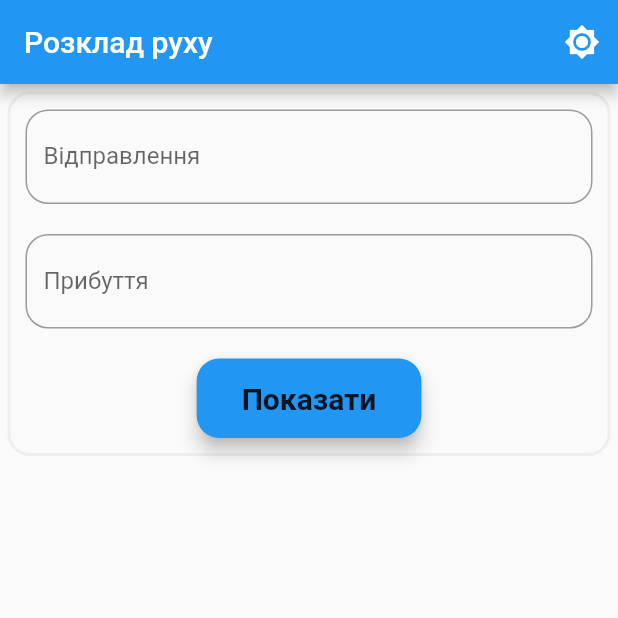
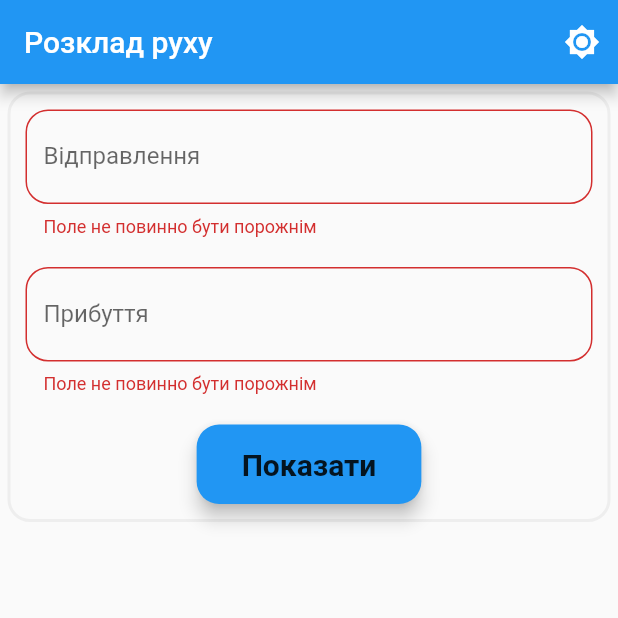
Before and after one commit to Vampir4i/train_schedule, a Flutter app: the screen it shows after launch, after a tap on "Показати", on a phone screen of 412 x 824 dp, the top half of it. Run offline on Flutter 3.47's test engine with Material 2 defaults, Android fonts, the phone set to English and light mode, and no system bars; our stand-ins replace shared_preferences.

Commit message:
Add schedule box and refactor

```diff
--- a/lib/components/EnterButton.dart
+++ b/lib/components/EnterButton.dart
@@ -19,8 +19,7 @@ class EnterButton extends StatelessWidget {
         vertical: 15,
       ),
       onPressed: () {
-        model.getSchedules();
-        // if (Form.of(context).validate()) model.getSchedules();
+        if (Form.of(context).validate()) model.getSchedules();
       },
       child: Text(
         'Показати',
--- a/lib/components/InputField.dart
+++ b/lib/components/InputField.dart
@@ -1,12 +1,19 @@
 import 'package:flutter/material.dart';
+import 'package:train_schedule/models/StationModel.dart';
 
 class InputField extends StatelessWidget {
   TextEditingController _controller;
   final String _textField;
   final Function _setTextField;
   final String _hintField;
+  final StationModel _stationModel;
 
-  InputField(this._hintField, this._textField, this._setTextField) {
+  InputField(
+    this._hintField,
+    this._textField,
+    this._stationModel,
+    this._setTextField,
+  ) {
     _controller = TextEditingController();
     _controller.value = TextEditingValue(
       text: _textField,
@@ -40,6 +47,8 @@ class InputField extends StatelessWidget {
       validator: (value) {
         if (value.isEmpty)
           return 'Поле не повинно бути порожнім';
+        else if (_stationModel == null)
+          return 'Інформація вказана не вірно';
         else
           return null;
       },
--- a/lib/components/PossibleStation.dart
+++ b/lib/components/PossibleStation.dart
@@ -17,7 +17,6 @@ class PossibleStation extends StatelessWidget {
             margin: EdgeInsets.symmetric(
               vertical: 5,
             ),
-            // padding: EdgeInsets.all(10),
             decoration: BoxDecoration(
               // color: Colors.grey[100],
               border: Border.all(
--- a/lib/components/RequestForm.dart
+++ b/lib/components/RequestForm.dart
@@ -31,6 +31,7 @@ class RequestForm extends StatelessWidget {
             InputField(
               'Відправлення',
               model.fieldSource,
+              model.sourceStation,
               model.setFieldSource,
             ),
             PossibleStation(
@@ -40,6 +41,7 @@ class RequestForm extends StatelessWidget {
             InputField(
               'Прибуття',
               model.fieldDestination,
+              model.destinationStation,
               model.setFieldDestination,
             ),
             PossibleStation(
--- /dev/null
+++ b/lib/components/ScheduleBlock.dart
@@ -0,0 +1,80 @@
+import 'package:flutter/material.dart';
+import 'package:flutter/rendering.dart';
+import 'package:provider/provider.dart';
+import 'package:train_schedule/providers/FormModel.dart';
+
+class ScheduleBlock extends StatelessWidget {
+  @override
+  Widget build(BuildContext context) {
+    FormModel model = Provider.of<FormModel>(context);
+    return Container(
+      height: (model.schedule.length < 6
+          ? model.schedule.length * 72
+          : 6 * 72).toDouble(),
+      margin: EdgeInsets.all(5),
+      decoration: BoxDecoration(
+        // color: Colors.grey[100],
+        border: Border.all(
+          color: Colors.grey[200],
+          width: 2,
+        ),
+        borderRadius: BorderRadius.circular(15),
+      ),
+      child: ListView.separated(
+        itemCount: model.schedule.length,
+        separatorBuilder: (context, index) => Divider(),
+        itemBuilder: (context, index) {
+          return ListTile(
+            title: Column(
+              children: [
+                PointSchedule(
+                  model.schedule[index].source,
+                  model.schedule[index].sourceArrival,
+                ),
+                Padding(
+                  padding: EdgeInsets.all(5),
+                ),
+                PointSchedule(
+                  model.schedule[index].destination,
+                  model.schedule[index].destinationArrival,
+                ),
+              ],
+            ),
+          );
+        },
+      ),
+    );
+  }
+}
+
+class PointSchedule extends StatelessWidget {
+  final String _station;
+  final String _arrival;
+
+  PointSchedule(this._station, this._arrival);
+
+  @override
+  Widget build(BuildContext context) {
+    return Container(
+      width: double.infinity,
+      padding: EdgeInsets.symmetric(horizontal: 80),
+      child: Row(
+        mainAxisAlignment: MainAxisAlignment.spaceBetween,
+        children: [
+          Text(
+            '$_station',
+            style: TextStyle(
+              fontSize: 18,
+            ),
+          ),
+          Text(
+            '$_arrival',
+            style: TextStyle(
+              fontSize: 18,
+            ),
+          ),
+        ],
+      ),
+    );
+  }
+}
--- a/lib/main.dart
+++ b/lib/main.dart
@@ -1,11 +1,29 @@
 import 'package:flutter/material.dart';
-import 'package:flutter/rendering.dart';
 import 'package:provider/provider.dart';
 import 'package:train_schedule/components/RequestForm.dart';
-import 'package:train_schedule/components/TrainsList.dart';
+import 'package:train_schedule/components/ScheduleBlock.dart';
 import 'package:train_schedule/providers/FormModel.dart';
 import 'package:train_schedule/providers/ThemeModel.dart';
 import 'package:train_schedule/providers/TrainsModel.dart';
+
+/*
+TODO
+Повысить отказоустойчивость:
+  Отловить исключения
+  Проработать случай, если пришло пустое расписание
+Добавить выдор даты:
+  toggleButton и datePicker
+Добавить кнопку обмена
+Добавить экран избранных направлений:
+   Добавить кнопку добавления в избранное
+ Заменить цвета в темной и светлой темах
+ Добавить плавные анимации появления блоков с информацией
+ Тщательнее проработать появление блоков с возможными станциями
+ Автоматически устанавливать фокус на поле для ввода
+ Указывать область возможной станции
+ На будущее:
+  Добавить расписание для поездов
+ */
 
 void main() {
   runApp(
@@ -61,30 +79,7 @@ class MyHomePage extends StatelessWidget {
       body: Column(
         children: [
           RequestForm(),
-          Container(
-            height:
-                Provider.of<FormModel>(context).schedule.length * 58.toDouble(),
-            margin: EdgeInsets.all(5),
-            padding: EdgeInsets.all(10),
-            decoration: BoxDecoration(
-              // color: Colors.grey[100],
-              border: Border.all(
-                color: Colors.grey[200],
-                width: 2,
-              ),
-              borderRadius: BorderRadius.circular(15),
-            ),
-            child: ListView.builder(
-              itemCount: Provider.of<FormModel>(context).schedule.length,
-              itemBuilder: (context, index) {
-                return ListTile(
-                  title: Text(
-                    Provider.of<FormModel>(context).schedule[index].route,
-                  ),
-                );
-              },
-            ),
-          ),
+          ScheduleBlock(),
         ],
       ),
     );
--- a/lib/models/ScheduleModel.dart
+++ b/lib/models/ScheduleModel.dart
@@ -1,19 +1,25 @@
 class ScheduleModel {
-  final String _route;
-
-  String get route => _route;
+  final String _source;
+  final String _destination;
   final String _sourceArrival;
   final String _destinationArrival;
   final String _travelTime;
 
   ScheduleModel(
-    this._route,
+    this._source,
+    this._destination,
     this._sourceArrival,
     this._destinationArrival,
     this._travelTime,
   );
 
-// factory ScheduleModel(Map<String, String> json) {
-//   return ScheduleModel(json, sourceArrival, destinationArrival, travelTime);
-// }
+  String get source => _source;
+
+  String get destination => _destination;
+
+  String get sourceArrival => _sourceArrival;
+
+  String get destinationArrival => _destinationArrival;
+
+  String get travelTime => _travelTime;
 }
--- a/lib/providers/FormModel.dart
+++ b/lib/providers/FormModel.dart
@@ -78,9 +78,9 @@ class FormModel with ChangeNotifier {
 
   getSchedules() async {
     String response =
-        await StationAPI.getSchedule('3489', '3740');
-        // await StationAPI.getSchedule(sourceStation.id, destinationStation.id);
-    _schedule = StationAPI.decodeHTML(response);
+        await StationAPI.getSchedule(sourceStation.id, destinationStation.id);
+    var document = StationAPI.decodeHTML(response);
+    _schedule = StationAPI.transformToScheduleModel(document);
     notifyListeners();
   }
 }
```
Also changed, not shown: lib/api/StationAPI.dart (+15 -9 lines).
